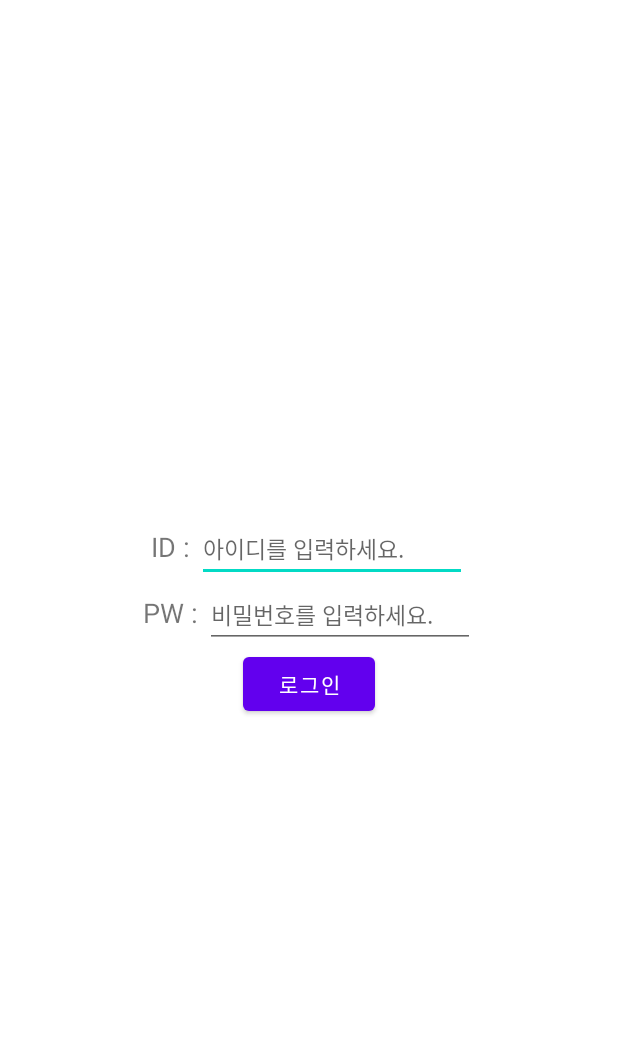
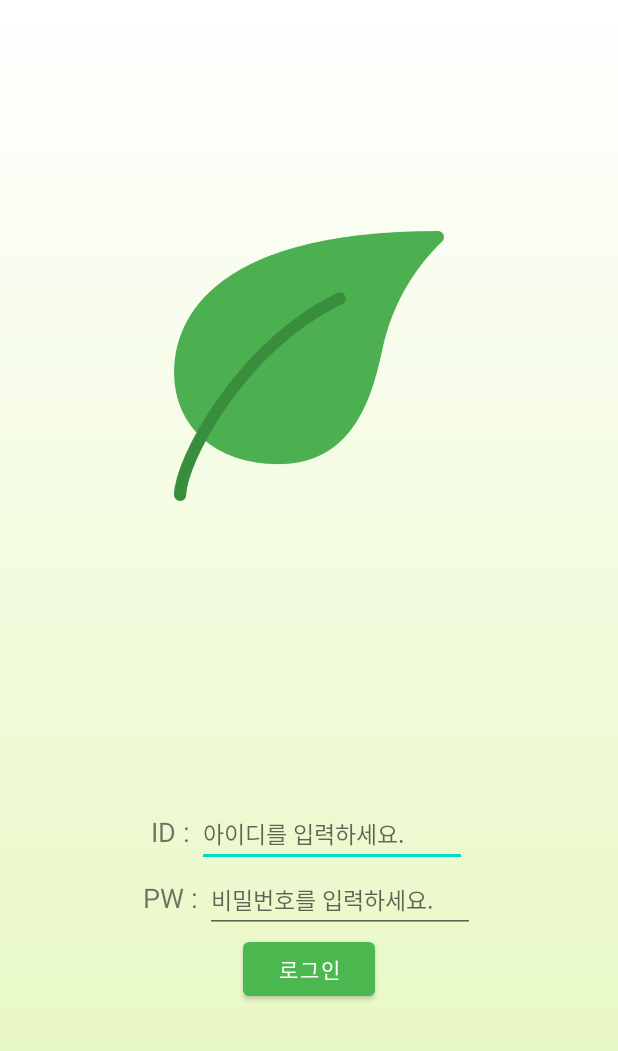
Before and after one commit to toy9910/Real-Time-IoT-App, an Android app: the screen it shows after launch (MainActivity), on a phone screen of 412 x 824 dp. Shown: the top 1051 px of the screen. Run offline under Robolectric (Android 15) with nearby library versions, the phone set to English and light mode, and no system bars.

Commit message:
login ui change

```diff
--- a/DBwithFragment/app/src/main/java/com/example/dbwithfragment/DataFragment.kt
+++ b/DBwithFragment/app/src/main/java/com/example/dbwithfragment/DataFragment.kt
@@ -53,7 +53,7 @@ class DataFragment : Fragment() {
         super.onViewCreated(view, savedInstanceState)
         mArrayList = arrayListOf<RoomData>()
         mAdapter = RoomAdapter(mArrayList)
-        back.setBackgroundColor(Color.parseColor("#D0BFFF"))
+        //back.setBackgroundColor(Color.parseColor("#D0BFFF"))
 
 //        listView_main_list.setBackgroundColor(Color.parseColor("#86A6F8"))
         listView_main_list.layoutManager = LinearLayoutManager(activity)
--- a/DBwithFragment/app/src/main/java/com/example/dbwithfragment/OneDataFragment.kt
+++ b/DBwithFragment/app/src/main/java/com/example/dbwithfragment/OneDataFragment.kt
@@ -51,7 +51,7 @@ class OneDataFragment : Fragment() {
 
     override fun onViewCreated(view: View, savedInstanceState: Bundle?) {
         super.onViewCreated(view, savedInstanceState)
-        one_back.setBackgroundColor(Color.parseColor("#D0BFFF"))
+        //one_back.setBackgroundColor(Color.parseColor("#D0BFFF"))
 
         spinner = one_spinner
         spinner.onItemSelectedListener = SpinnerListener()
--- /dev/null
+++ b/DBwithFragment/app/src/main/res/drawable/gradient.xml
@@ -0,0 +1,8 @@
+<?xml version="1.0" encoding="utf-8"?>
+<shape xmlns:android="http://schemas.android.com/apk/res/android">
+<gradient
+    android:angle="90"
+    android:endColor="#FFFFFF"
+    android:startColor="#E4F7BA"/>
+
+</shape>
--- a/DBwithFragment/app/src/main/res/layout/fragment_change.xml
+++ b/DBwithFragment/app/src/main/res/layout/fragment_change.xml
@@ -4,7 +4,8 @@
     android:layout_width="match_parent"
     android:layout_height="match_parent"
     android:gravity="center"
-    android:orientation="vertical">
+    android:orientation="vertical"
+    android:background="@drawable/gradient">
 
     <LinearLayout
         android:layout_width="wrap_content"
--- a/DBwithFragment/app/src/main/res/layout/fragment_data.xml
+++ b/DBwithFragment/app/src/main/res/layout/fragment_data.xml
@@ -4,7 +4,8 @@
     android:layout_width="match_parent"
     android:orientation="vertical"
     android:id="@+id/back"
-    android:layout_height="match_parent">
+    android:layout_height="match_parent"
+    android:background="@drawable/gradient">
 
     <TextView
         android:layout_marginLeft="5dp"
--- a/DBwithFragment/app/src/main/res/layout/fragment_login.xml
+++ b/DBwithFragment/app/src/main/res/layout/fragment_login.xml
@@ -1,51 +1,67 @@
 <?xml version="1.0" encoding="utf-8"?>
-<LinearLayout
-    xmlns:android="http://schemas.android.com/apk/res/android"
+<LinearLayout xmlns:android="http://schemas.android.com/apk/res/android"
+    xmlns:app="http://schemas.android.com/apk/res-auto"
     android:layout_width="match_parent"
     android:layout_height="match_parent"
+    android:gravity="center"
     android:orientation="vertical"
-    android:gravity="center">
+    android:background="@drawable/gradient">
+
+    <ImageView
+        android:layout_width="180dp"
+        android:layout_height="180dp"
+        android:src="@drawable/leaf"
+        android:layout_marginBottom="200dp"/>
 
     <LinearLayout
         android:layout_width="wrap_content"
         android:layout_height="wrap_content"
         android:orientation="horizontal">
+
         <TextView
             android:layout_width="wrap_content"
             android:layout_height="wrap_content"
-            android:textSize="18dp"
-            android:text="ID : "/>
-        <EditText android:id="@+id/user_id"
+            android:text="ID : "
+            android:textSize="18dp" />
+
+        <EditText
+            android:id="@+id/user_id"
             android:layout_width="180dp"
             android:layout_height="wrap_content"
-            android:textSize="15dp"
+            android:hint="아이디를 입력하세요."
+            android:imeOptions="actionDone"
             android:singleLine="true"
-            android:imeOptions="actionDone"
-            android:hint="아이디를 입력하세요."/>
+            android:textSize="15dp" />
     </LinearLayout>
+
     <LinearLayout
         android:layout_width="wrap_content"
         android:layout_height="wrap_content"
         android:orientation="horizontal">
+
         <TextView
             android:layout_width="wrap_content"
             android:layout_height="wrap_content"
-            android:textSize="18dp"
-            android:text="PW : "/>
-        <EditText android:id="@+id/user_pwd"
+            android:text="PW : "
+            android:textSize="18dp" />
+
+        <EditText
+            android:id="@+id/user_pwd"
             android:layout_width="180dp"
             android:layout_height="wrap_content"
-            android:textSize="15dp"
-            android:singleLine="true"
+            android:hint="비밀번호를 입력하세요."
             android:imeOptions="actionDone"
             android:inputType="textPassword"
-            android:hint="비밀번호를 입력하세요."/>
+            android:singleLine="true"
+            android:textSize="15dp" />
     </LinearLayout>
+
     <Button
         android:id="@+id/btn_login"
         android:layout_width="wrap_content"
         android:layout_height="wrap_content"
-        android:text="로그인"/>
+        android:text="로그인"
+        app:backgroundTint="@color/leafgreen" />
 
 
 </LinearLayout>
--- a/DBwithFragment/app/src/main/res/layout/fragment_one_data.xml
+++ b/DBwithFragment/app/src/main/res/layout/fragment_one_data.xml
@@ -3,7 +3,8 @@
     android:layout_width="match_parent"
     android:layout_height="match_parent"
     android:id="@+id/one_back"
-    android:orientation="vertical">
+    android:orientation="vertical"
+    android:background="@drawable/gradient">
 
     <androidx.appcompat.widget.AppCompatSpinner
         android:id="@+id/one_spinner"
@@ -22,6 +23,7 @@
             android:layout_width="wrap_content"
             android:layout_height="100dp"
             android:layout_marginLeft="25dp"
+            android:background="@drawable/one_date_border"
             android:orientation="vertical">
 
             <TextView
--- a/DBwithFragment/app/src/main/res/values/colors.xml
+++ b/DBwithFragment/app/src/main/res/values/colors.xml
@@ -14,4 +14,8 @@
 
     <color name="sexyblue">#86A6F8</color>
 
+    <color name="leafgreen">#4CB950</color>
+    <color name="background">#D0BFFF</color>
+
+
 </resources>
```
Also changed, not shown: DBwithFragment/app/src/main/res/drawable/one_date_border.xml (added, +8 -0 lines), DBwithFragment/app/src/main/res/drawable-v24/leaf.png (added).
